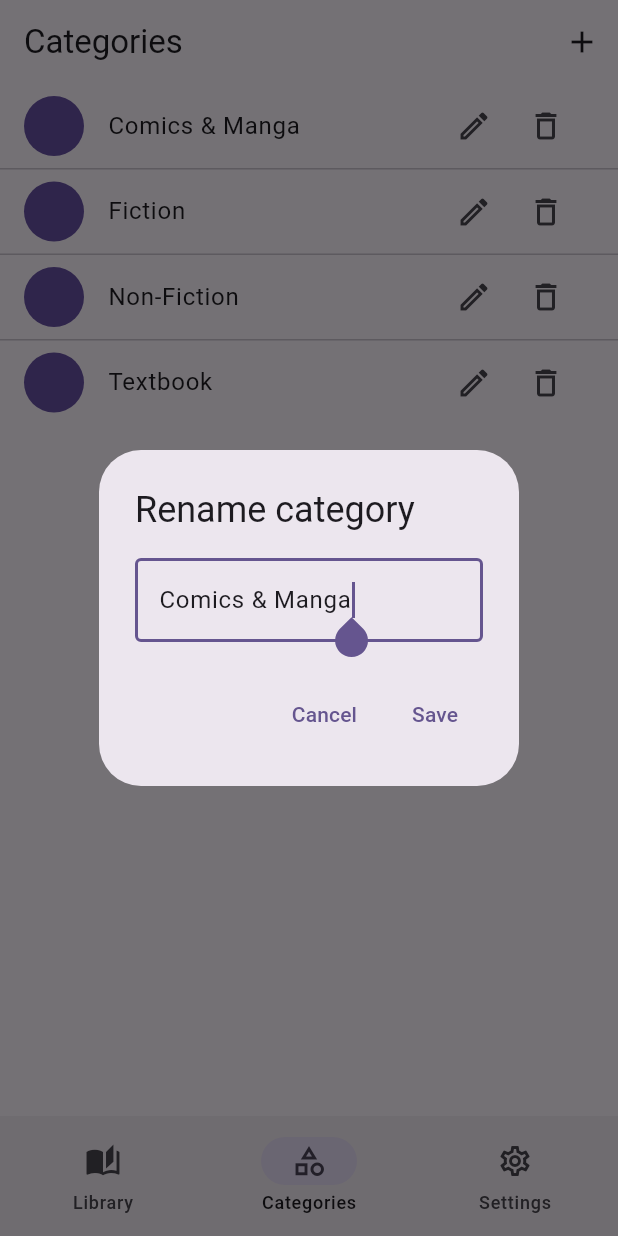
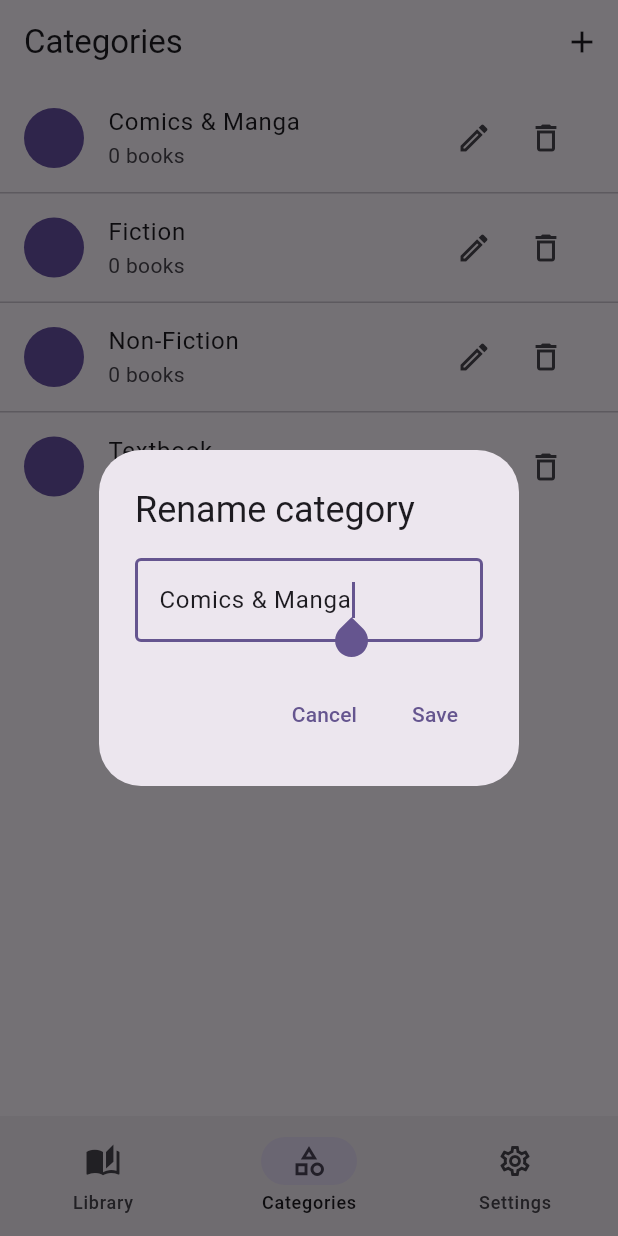
Before and after one commit to LDKTC/App-OpenShelf, a Flutter app: the screen it shows after launch, item 2 of the bottom bar chosen, after a tap on the "edit" icon, on a phone screen of 412 x 824 dp. Run offline on Flutter 3.47's test engine with Material 3 defaults, Android fonts, the phone set to English and light mode, and no system bars; our stand-ins replace image_picker, package_info_plus, permission_handler, shared_preferences, sqflite; missing offline and left inert: google_mlkit_document_scanner, google_mlkit_text_recognition, mobile_scanner; accounts and stored records are empty.

Commit message:
Show book counts inline in library filters and category list
Adds lightweight count analytics to existing screens instead of a new
page: the status and category filter dropdowns on the library screen
now show how many books fall under each option, a small "N books"
caption reflects the currently filtered results, and the category
manager lists each category's book count as a subtitle.

Co-Authored-By: Claude Sonnet 5 <noreply@anthropic.com>
Claude-Session: https://claude.ai/code/session_017r4LWABKGqG9ULJcUEZuRi

```diff
--- a/lib/l10n/app_localizations.dart
+++ b/lib/l10n/app_localizations.dart
@@ -85,6 +85,7 @@ class AppLocalizations {
   String get sortByDateAdded => _t('sortByDateAdded');
   String get sortByAuthor => _t('sortByAuthor');
   String get noSeriesGroupLabel => _t('noSeriesGroupLabel');
+  String bookCountLabel(String count) => _p('bookCountLabel', {'count': count});
 
   // ---------------------------------------------------------------------
   // Reading-status filters (LibraryStatusFilter) / stamps (StampType)
@@ -345,6 +346,7 @@ const _en = <String, String>{
   'sortByDateAdded': 'Date added',
   'sortByAuthor': 'Author',
   'noSeriesGroupLabel': 'No series',
+  'bookCountLabel': '{count} books',
 
   // Reading status
   'statusNotStarted': 'Not started',
@@ -579,6 +581,7 @@ const _th = <String, String>{
   'sortByDateAdded': 'วันที่เพิ่ม',
   'sortByAuthor': 'ผู้แต่ง',
   'noSeriesGroupLabel': 'ไม่มีซีรีย์',
+  'bookCountLabel': '{count} เล่ม',
 
   // Reading status
   'statusNotStarted': 'ยังไม่เริ่มอ่าน',
--- a/lib/screens/category_manager_screen.dart
+++ b/lib/screens/category_manager_screen.dart
@@ -83,9 +83,11 @@ class CategoryManagerScreen extends StatelessWidget {
               separatorBuilder: (_, __) => const Divider(height: 1),
               itemBuilder: (context, index) {
                 final category = library.categories[index];
+                final count = library.categoryCounts[category.id] ?? 0;
                 return ListTile(
                   leading: CircleAvatar(backgroundColor: category.colorValue),
                   title: Text(category.name),
+                  subtitle: Text(t.bookCountLabel(count.toString())),
                   trailing: Row(
                     mainAxisSize: MainAxisSize.min,
                     children: [
--- a/lib/screens/library_screen.dart
+++ b/lib/screens/library_screen.dart
@@ -164,9 +164,17 @@ class _LibraryScreenState extends State<LibraryScreen> {
                     value: library.statusFilter,
                     onChanged: library.setStatusFilter,
                     items: [
-                      DropdownMenuItem(value: null, child: Text(t.filterAll)),
+                      DropdownMenuItem(
+                        value: null,
+                        child: Text('${t.filterAll} (${library.totalBookCount})'),
+                      ),
                       for (final filter in LibraryStatusFilter.values)
-                        DropdownMenuItem(value: filter, child: Text(filter.label(t))),
+                        DropdownMenuItem(
+                          value: filter,
+                          child: Text(
+                            '${filter.label(t)} (${library.statusCounts[filter]})',
+                          ),
+                        ),
                     ],
                   ),
                   const SizedBox(width: 8),
@@ -190,11 +198,16 @@ class _LibraryScreenState extends State<LibraryScreen> {
                       value: library.categoryFilterId,
                       onChanged: library.setCategoryFilter,
                       items: [
-                        DropdownMenuItem(value: null, child: Text(t.filterAll)),
+                        DropdownMenuItem(
+                          value: null,
+                          child: Text('${t.filterAll} (${library.totalBookCount})'),
+                        ),
                         for (final category in library.categories)
                           DropdownMenuItem(
                             value: category.id,
-                            child: Text(category.name),
+                            child: Text(
+                              '${category.name} (${library.categoryCounts[category.id] ?? 0})',
+                            ),
                           ),
                       ],
                     ),
@@ -204,6 +217,19 @@ class _LibraryScreenState extends State<LibraryScreen> {
             ),
           ),
           const SizedBox(height: 4),
+          if (!library.loading && books.isNotEmpty)
+            Padding(
+              padding: const EdgeInsets.fromLTRB(16, 0, 16, 4),
+              child: Align(
+                alignment: Alignment.centerLeft,
+                child: Text(
+                  t.bookCountLabel(books.length.toString()),
+                  style: Theme.of(context).textTheme.bodySmall?.copyWith(
+                        color: Theme.of(context).colorScheme.onSurfaceVariant,
+                      ),
+                ),
+              ),
+            ),
           Expanded(
             child: library.loading
                 ? const Center(child: CircularProgressIndicator())
--- a/lib/state/library_provider.dart
+++ b/lib/state/library_provider.dart
@@ -135,6 +135,37 @@ class LibraryProvider extends ChangeNotifier {
     final pages = List<BookPage>.from(_pagesByBook[bookId] ?? const []);
     pages.sort((a, b) => b.createdAt.compareTo(a.createdAt));
     return pages;
+  }
+
+  /// Total number of books in the library, ignoring any active filters —
+  /// used alongside [statusCounts]/[categoryCounts] to show "X books"
+  /// counts next to the filter options themselves.
+  int get totalBookCount => _books.length;
+
+  /// How many books currently sit under each reading-status filter,
+  /// unaffected by the currently active filters/search — shown next to
+  /// each option in the status filter dropdown.
+  Map<LibraryStatusFilter, int> get statusCounts {
+    final counts = {for (final f in LibraryStatusFilter.values) f: 0};
+    for (final book in _books) {
+      final current = currentStampFor(book.id!)?.type;
+      final filter =
+          LibraryStatusFilter.values.firstWhere((f) => f.stampType == current);
+      counts[filter] = counts[filter]! + 1;
+    }
+    return counts;
+  }
+
+  /// How many books are linked to each category, keyed by category id —
+  /// shown next to each option in the category filter dropdown.
+  Map<int, int> get categoryCounts {
+    final counts = <int, int>{};
+    for (final ids in _bookCategoryLinks.values) {
+      for (final id in ids) {
+        counts[id] = (counts[id] ?? 0) + 1;
+      }
+    }
+    return counts;
   }
 
   List<Book> get filteredBooks {
```
